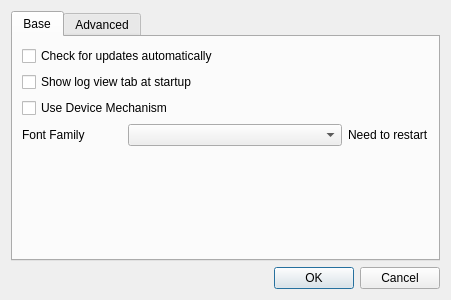
The window that CryptokiMan/settings_dlg.ui (jykim74/CryptokiMan) describes before a commit, drawn with Qt 5.
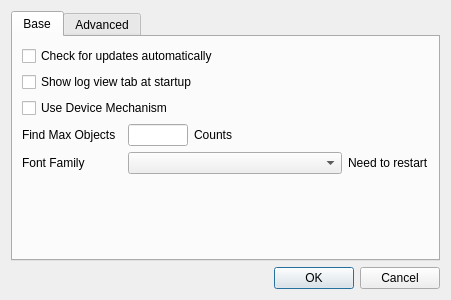
The same window after the commit. The open tabs and pages were chosen to show the change.

Commit message:
FindMaxObectsCount 설정 지원
객체 목록 또는 머커니즘 목록은 최대 100개로 고정 함

What changed in the file:
```diff
--- a/CryptokiMan/settings_dlg.ui
+++ b/CryptokiMan/settings_dlg.ui
@@ -45,6 +45,58 @@
          </property>
         </widget>
        </item>
+       <item>
+        <layout class="QGridLayout" name="gridLayout_5">
+         <property name="topMargin">
+          <number>0</number>
+         </property>
+         <item row="0" column="0">
+          <widget class="QLabel" name="label_7">
+           <property name="minimumSize">
+            <size>
+             <width>100</width>
+             <height>0</height>
+            </size>
+           </property>
+           <property name="maximumSize">
+            <size>
+             <width>100</width>
+             <height>16777215</height>
+            </size>
+           </property>
+           <property name="text">
+            <string>Find Max Objects</string>
+           </property>
+          </widget>
+         </item>
+         <item row="0" column="1">
+          <widget class="QLineEdit" name="mFindMaxObjectsCountText">
+           <property name="minimumSize">
+            <size>
+             <width>60</width>
+             <height>0</height>
+            </size>
+           </property>
+           <property name="maximumSize">
+            <size>
+             <width>60</width>
+             <height>16777215</height>
+            </size>
+           </property>
+           <property name="maxLength">
+            <number>4</number>
+           </property>
+          </widget>
+         </item>
+         <item row="0" column="2">
+          <widget class="QLabel" name="label_8">
+           <property name="text">
+            <string>Counts</string>
+           </property>
+          </widget>
+         </item>
+        </layout>
+       </item>
        <item>
         <layout class="QGridLayout" name="gridLayout_4">
          <property name="topMargin">
```
Left out of the diff: 2 changed lines with no effect on the pictures. The commit also changes 17 other files.
